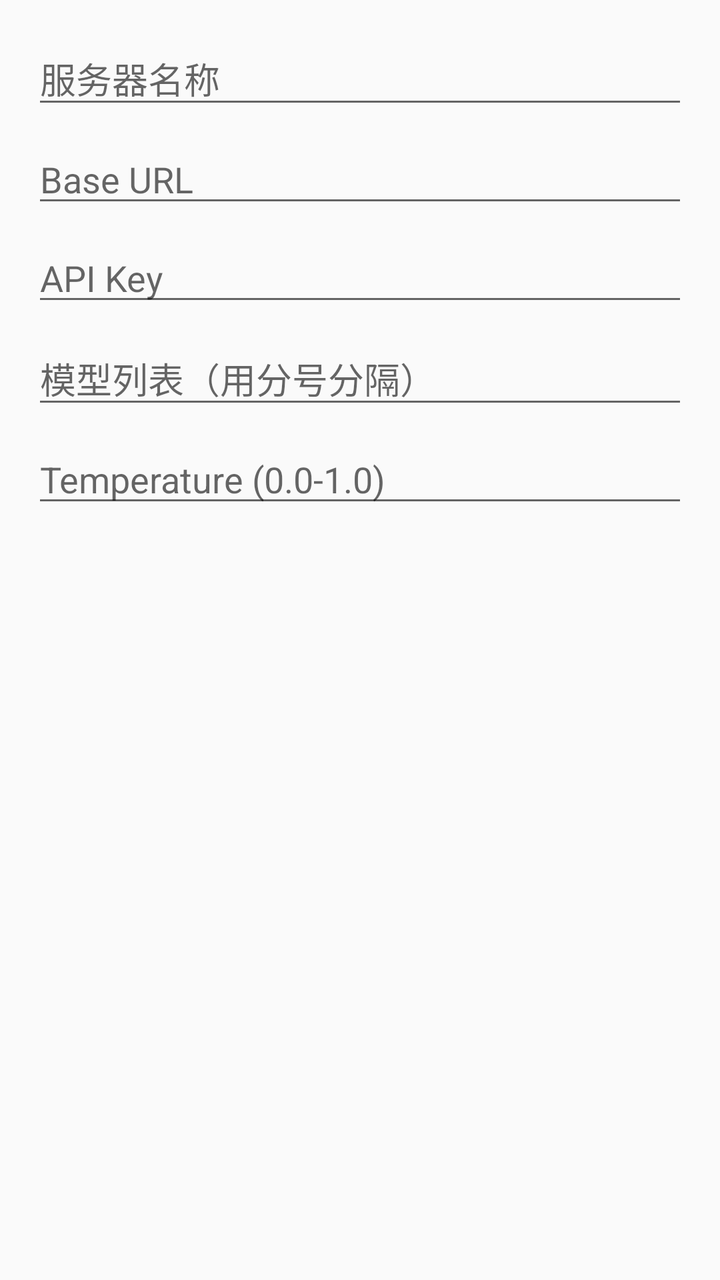
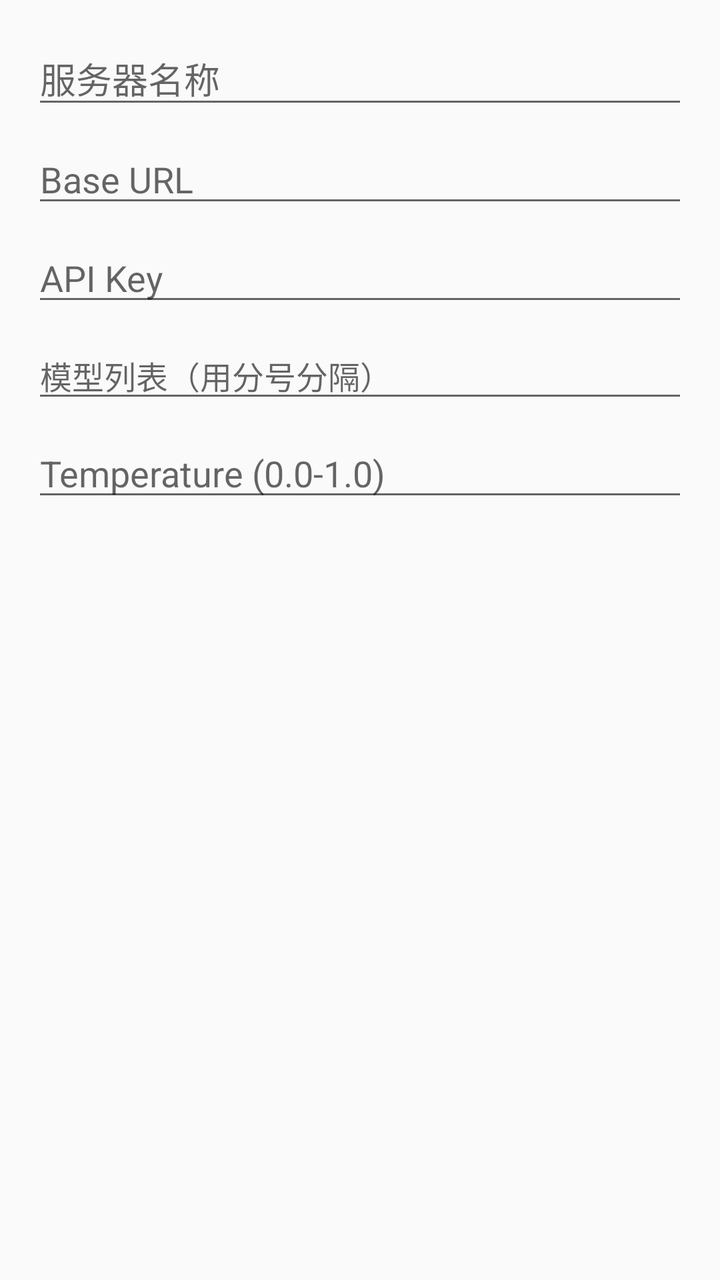

Screens rendered from an Android XML layout before and after an edit, with the pre-edit source and the edit as a unified diff.
<!-- AndroidManifest.xml: application theme AppTheme -->
<!-- res/layout/dialog_server_config.xml -->
<?xml version="1.0" encoding="utf-8"?>
<LinearLayout xmlns:android="http://schemas.android.com/apk/res/android"
    android:layout_width="match_parent"
    android:layout_height="wrap_content"
    android:orientation="vertical"
    android:padding="16dp">

    <EditText
        android:id="@+id/serverName"
        android:layout_width="match_parent"
        android:layout_height="wrap_content"
        android:hint="服务器名称"
        android:layout_marginBottom="8dp"/>

    <EditText
        android:id="@+id/baseUrl"
        android:layout_width="match_parent"
        android:layout_height="wrap_content"
        android:hint="Base URL"
        android:layout_marginBottom="8dp"/>

    <EditText
        android:id="@+id/apiKey"
        android:layout_width="match_parent"
        android:layout_height="wrap_content"
        android:hint="API Key"
        android:layout_marginBottom="8dp"/>

    <EditText
        android:id="@+id/models"
        android:layout_width="match_parent"
        android:layout_height="wrap_content"
        android:hint="模型列表（用分号分隔）"
        android:layout_marginBottom="8dp"/>

    <EditText
        android:id="@+id/temperature"
        android:layout_width="match_parent"
        android:layout_height="wrap_content"
        android:hint="Temperature (0.0-1.0)"
        android:inputType="numberDecimal"
        android:layout_marginBottom="8dp"/>

</LinearLayout>
<!-- resources referenced by this layout -->
<resources>
  <style name="AppTheme" parent="Theme.MaterialComponents.Light.DarkActionBar.Bridge">
      
          <item name="colorPrimary">@color/colorPrimary</item>
          <item name="colorPrimaryDark">@color/colorPrimaryDark</item>
          <item name="colorAccent">@color/colorAccent</item>
          <item name="color_footer_background">@color/footer_background</item>
          <item name="color_footer_pressed">@color/footer_pressed</item>
          <item name="android:forceDarkAllowed" tools:targetApi="q">true</item>
      </style>
  <color name="colorPrimary">#227D51</color>
  <color name="colorPrimaryDark">#2D6D4B</color>
  <color name="colorAccent">#3B9465</color>
  <color name="footer_background">#E0E0E0</color>
  <color name="footer_pressed">#4f8069</color>
</resources>

<!-- the commit's change to res/layout/dialog_server_config.xml (unified diff, before → after) -->
@@ -31,6 +31,7 @@
         android:layout_width="match_parent"
         android:layout_height="wrap_content"
         android:hint="模型列表（用分号分隔）"
+        android:textSize="16dp"
         android:layout_marginBottom="8dp"/>
 
     <EditText
